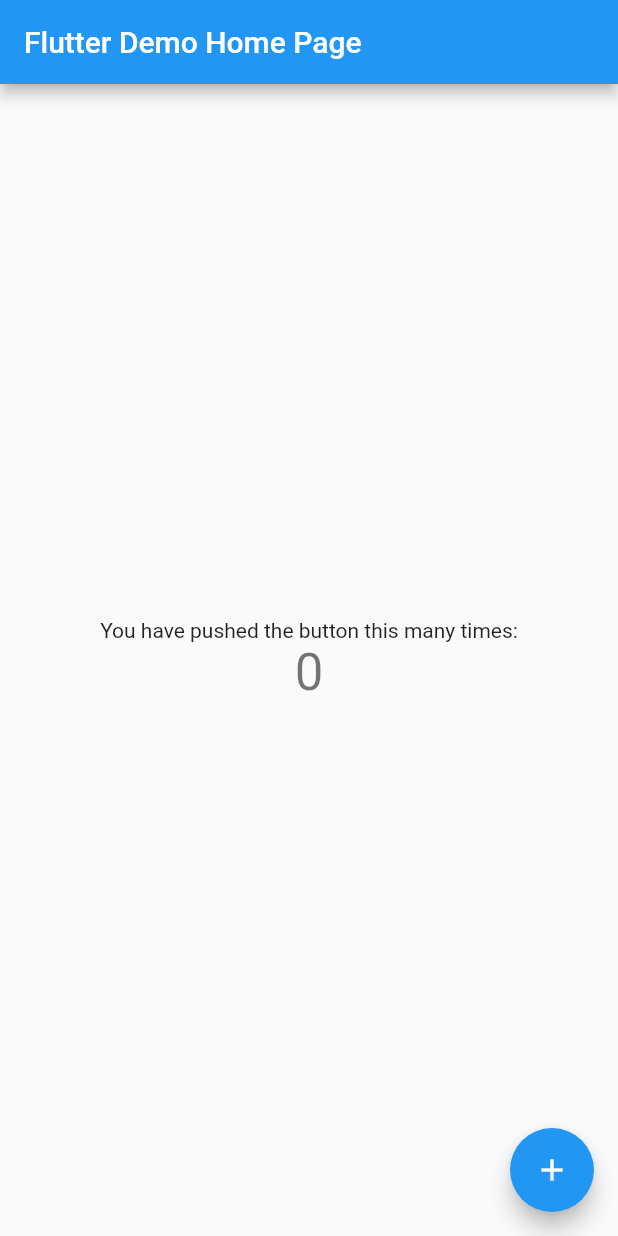
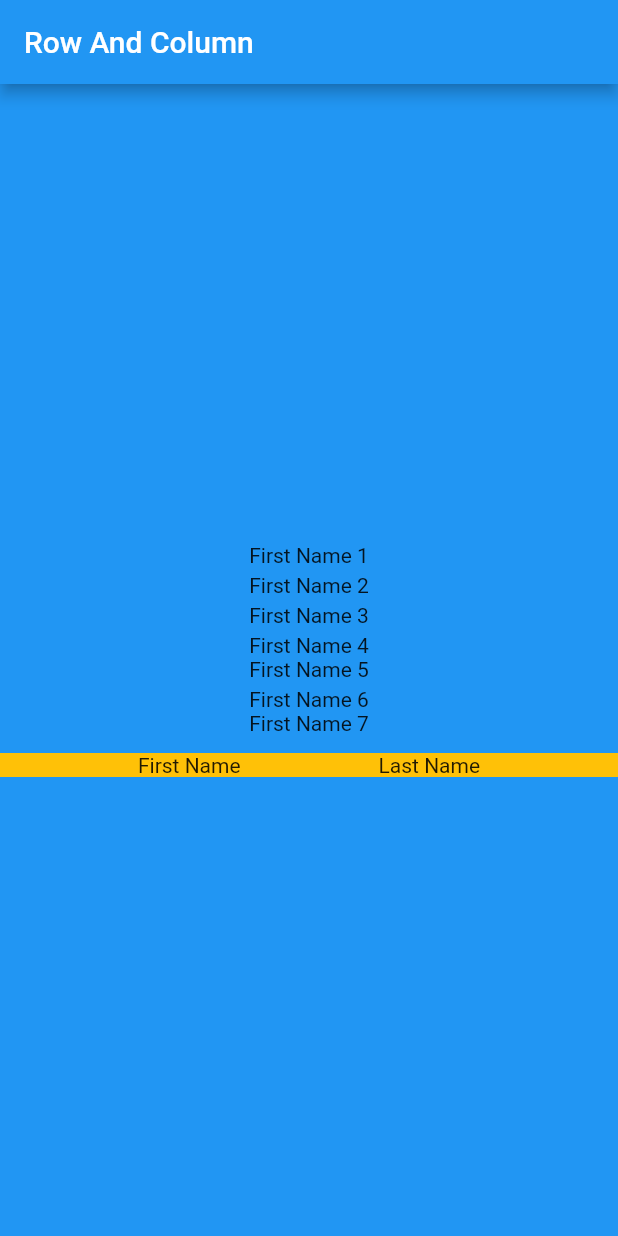
Before and after one commit to anilgsharma900/flutter_widgets, a Flutter app: the screen it shows after launch, on a phone screen of 412 x 824 dp. Run offline on Flutter 3.47's test engine with Material 2 defaults, Android fonts, the phone set to English and light mode, and no system bars.

Commit message:
- Row And Column Widget With Their Properties

```diff
--- a/lib/main.dart
+++ b/lib/main.dart
@@ -1,115 +1,18 @@
 import 'package:flutter/material.dart';
+import 'package:flutter_widgets/row_column_widget.dart';
 
 void main() {
   runApp(const MyApp());
 }
 
 class MyApp extends StatelessWidget {
-  const MyApp({super.key});
+  const MyApp();
 
-  // This widget is the root of your application.
   @override
   Widget build(BuildContext context) {
     return MaterialApp(
-      title: 'Flutter Demo',
-      theme: ThemeData(
-        // This is the theme of your application.
-        //
-        // Try running your application with "flutter run". You'll see the
-        // application has a blue toolbar. Then, without quitting the app, try
-        // changing the primarySwatch below to Colors.green and then invoke
-        // "hot reload" (press "r" in the console where you ran "flutter run",
-        // or simply save your changes to "hot reload" in a Flutter IDE).
-        // Notice that the counter didn't reset back to zero; the application
-        // is not restarted.
-        primarySwatch: Colors.blue,
-      ),
-      home: const MyHomePage(title: 'Flutter Demo Home Page'),
+      debugShowCheckedModeBanner: false,
+      home: RowColumnWidget(),
     );
   }
 }
-
-class MyHomePage extends StatefulWidget {
-  const MyHomePage({super.key, required this.title});
-
-  // This widget is the home page of your application. It is stateful, meaning
-  // that it has a State object (defined below) that contains fields that affect
-  // how it looks.
-
-  // This class is the configuration for the state. It holds the values (in this
-  // case the title) provided by the parent (in this case the App widget) and
-  // used by the build method of the State. Fields in a Widget subclass are
-  // always marked "final".
-
-  final String title;
-
-  @override
-  State<MyHomePage> createState() => _MyHomePageState();
-}
-
-class _MyHomePageState extends State<MyHomePage> {
-  int _counter = 0;
-
-  void _incrementCounter() {
-    setState(() {
-      // This call to setState tells the Flutter framework that something has
-      // changed in this State, which causes it to rerun the build method below
-      // so that the display can reflect the updated values. If we changed
-      // _counter without calling setState(), then the build method would not be
-      // called again, and so nothing would appear to happen.
-      _counter++;
-    });
-  }
-
-  @override
-  Widget build(BuildContext context) {
-    // This method is rerun every time setState is called, for instance as done
-    // by the _incrementCounter method above.
-    //
-    // The Flutter framework has been optimized to make rerunning build methods
-    // fast, so that you can just rebuild anything that needs updating rather
-    // than having to individually change instances of widgets.
-    return Scaffold(
-      appBar: AppBar(
-        // Here we take the value from the MyHomePage object that was created by
-        // the App.build method, and use it to set our appbar title.
-        title: Text(widget.title),
-      ),
-      body: Center(
-        // Center is a layout widget. It takes a single child and positions it
-        // in the middle of the parent.
-        child: Column(
-          // Column is also a layout widget. It takes a list of children and
-          // arranges them vertically. By default, it sizes itself to fit its
-          // children horizontally, and tries to be as tall as its parent.
-          //
-          // Invoke "debug painting" (press "p" in the console, choose the
-          // "Toggle Debug Paint" action from the Flutter Inspector in Android
-          // Studio, or the "Toggle Debug Paint" command in Visual Studio Code)
-          // to see the wireframe for each widget.
-          //
-          // Column has various properties to control how it sizes itself and
-          // how it positions its children. Here we use mainAxisAlignment to
-          // center the children vertically; the main axis here is the vertical
-          // axis because Columns are vertical (the cross axis would be
-          // horizontal).
-          mainAxisAlignment: MainAxisAlignment.center,
-          children: <Widget>[
-            const Text(
-              'You have pushed the button this many times:',
-            ),
-            Text(
-              '$_counter',
-              style: Theme.of(context).textTheme.headline4,
-            ),
-          ],
-        ),
-      ),
-      floatingActionButton: FloatingActionButton(
-        onPressed: _incrementCounter,
-        tooltip: 'Increment',
-        child: const Icon(Icons.add),
-      ), // This trailing comma makes auto-formatting nicer for build methods.
-    );
-  }
-}
--- /dev/null
+++ b/lib/row_column_widget.dart
@@ -0,0 +1,70 @@
+import 'package:flutter/material.dart';
+
+class RowColumnWidget extends StatefulWidget {
+  const RowColumnWidget({Key? key}) : super(key: key);
+
+  @override
+  State<RowColumnWidget> createState() => _RowColumnWidgetState();
+}
+
+/// Column vertical
+// enter name
+// enter password
+//button
+
+///Row  horizontal
+// enter name     enter password       button
+
+class _RowColumnWidgetState extends State<RowColumnWidget> {
+  @override
+  Widget build(BuildContext context) {
+    return Scaffold(
+      appBar: AppBar(
+        title: Text("Row And Column"),
+      ),
+      body: Container(
+        color: Colors.blue,
+        child: Column(
+          // mainAxisSize: MainAxisSize.min,
+          mainAxisAlignment: MainAxisAlignment.center,
+          crossAxisAlignment: CrossAxisAlignment.center,
+          children: [
+            Text("First Name 1"),
+            const SizedBox(
+              height: 4.0,
+            ),
+            Text("First Name 2"),
+            SizedBox(
+              height: 4.0,
+            ),
+            Text("First Name 3"),
+            const SizedBox(
+              height: 4.0,
+            ),
+            Text("First Name 4"),
+            Text("First Name 5"),
+            const SizedBox(
+              height: 4.0,
+            ),
+            Text("First Name 6"),
+            Text("First Name 7"),
+            const SizedBox(
+              height: 12.0,
+            ),
+            Container(
+              color: Colors.amber,
+              child: Row(
+                // mainAxisSize: MainAxisSize.min,
+                mainAxisAlignment: MainAxisAlignment.spaceEvenly,
+                children: [
+                  Text("First Name"),
+                  Text("Last Name"),
+                ],
+              ),
+            )
+          ],
+        ),
+      ),
+    );
+  }
+}
```
Also changed, not shown: 2 other files.
